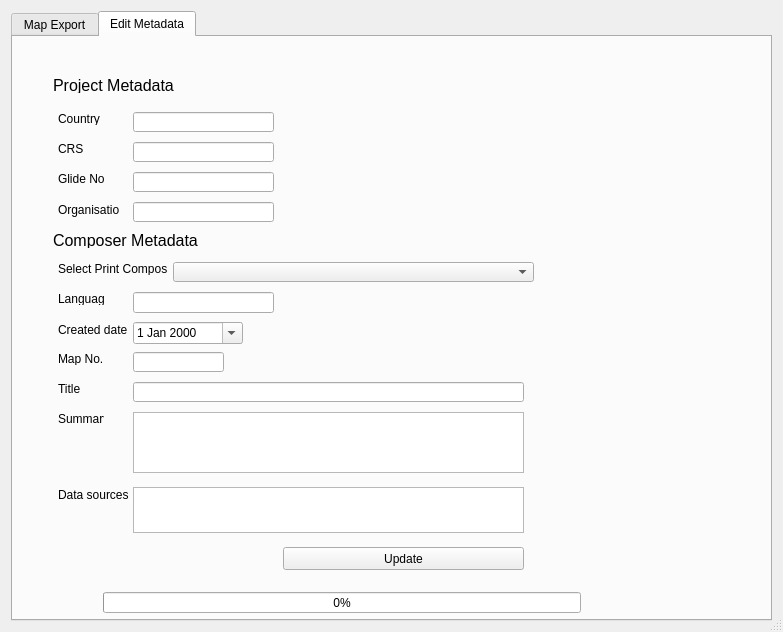
First picture: the form in map_export_dialog_base.ui, repository mapaction/mapexport-qgis3, before the edit.
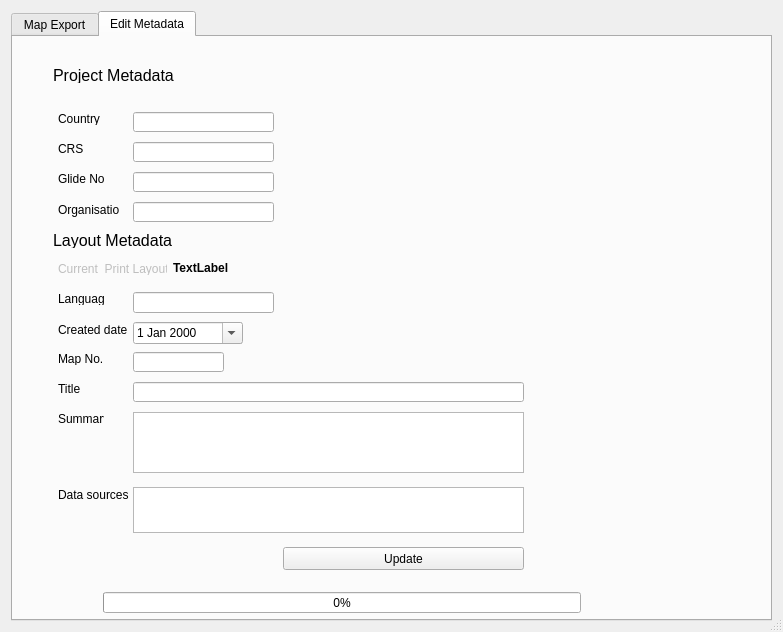
Second picture: the form after the edit. The open tabs and pages were chosen to show the change. Icons and pictures are not drawn.

Diff of the .ui file:
```diff
--- a/map_export_dialog_base.ui
+++ b/map_export_dialog_base.ui
@@ -274,7 +274,7 @@
        <property name="geometry">
         <rect>
          <x>40</x>
-         <y>40</y>
+         <y>30</y>
          <width>131</width>
          <height>16</height>
         </rect>
@@ -400,20 +400,13 @@
         </font>
        </property>
        <property name="text">
-        <string>Composer Metadata</string>
-       </property>
-      </widget>
-      <widget class="QComboBox" name="composerSelect_2">
-       <property name="geometry">
-        <rect>
-         <x>160</x>
-         <y>225</y>
-         <width>361</width>
-         <height>20</height>
-        </rect>
+        <string>Layout Metadata</string>
        </property>
       </widget>
       <widget class="QLabel" name="label_9">
+       <property name="enabled">
+        <bool>false</bool>
+       </property>
        <property name="geometry">
         <rect>
          <x>45</x>
@@ -429,7 +422,7 @@
         </sizepolicy>
        </property>
        <property name="text">
-        <string>Select Print Composer:</string>
+        <string>Current  Print Layout:</string>
        </property>
       </widget>
       <widget class="QLineEdit" name="maLanguage">
@@ -589,6 +582,25 @@
         <number>0</number>
        </property>
       </widget>
+      <widget class="QLabel" name="layoutName">
+       <property name="geometry">
+        <rect>
+         <x>160</x>
+         <y>220</y>
+         <width>351</width>
+         <height>21</height>
+        </rect>
+       </property>
+       <property name="font">
+        <font>
+         <weight>75</weight>
+         <bold>true</bold>
+        </font>
+       </property>
+       <property name="text">
+        <string>TextLabel</string>
+       </property>
+      </widget>
      </widget>
     </widget>
    </item>
```
Left out of the diff: 10 changed lines with no effect on the pictures.
